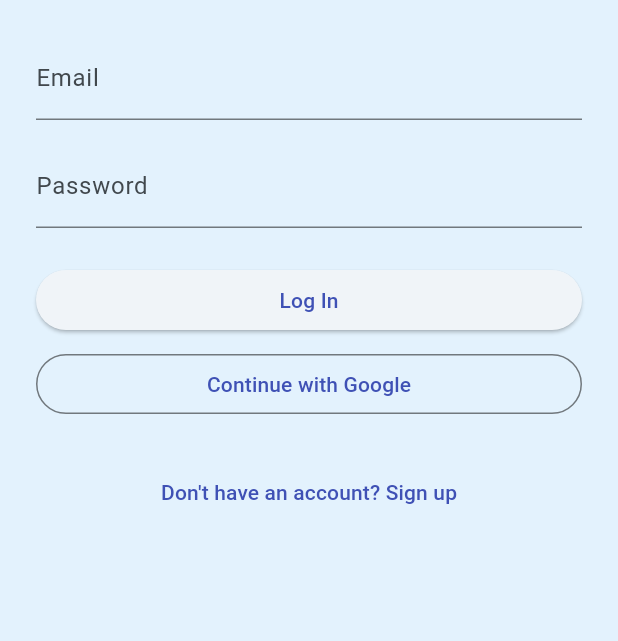
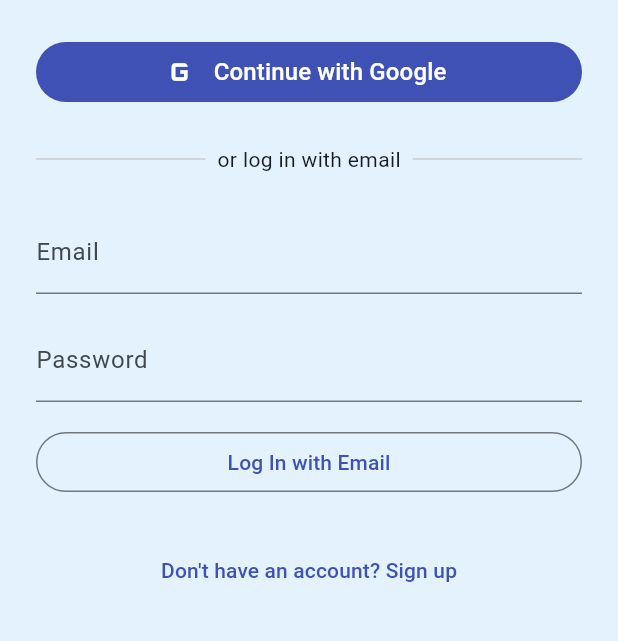
Before and after one commit to amankumar96/BrainMantra, a Flutter app: the screen it shows after launch, on a phone screen of 412 x 824 dp, the part 84-725 px from its top. Run offline on Flutter 3.47's test engine with Material 3 defaults, Android fonts, the phone set to English and light mode, and no system bars; our stand-ins replace shared_preferences, supabase_flutter; accounts and stored records are empty.

Commit message:
Auth UX: keep Confirm-email ON, steer players to Google first
Google sign-up/sign-in is now the prominent, top action on both
login_screen.dart and sign_up_screen.dart (a FilledButton, above an
or divider) - email/password is offered as a clearly secondary option
below it, since only the email path needs a confirmation click.

AuthService.signUp now returns a SignUpResult (signedIn vs
confirmationEmailSent) instead of assuming an immediate session.
sign_up_screen.dart switches to a dedicated check-your-email view when
confirmation is pending. The typed display name is carried in Supabase
user metadata so ensureProfileExists still picks it up later, once a
session actually exists (via main.dart's signedIn listener) after the
link is clicked.

login_screen.dart now catches an unconfirmed-account AuthException and
shows a friendly message instead of Supabase's raw error text.

ARCHITECTURE.md section 4a and the master checklist updated - this
closes out the previously-open Confirm-email follow-up.

218 tests passing, flutter analyze clean.

Co-Authored-By: Claude Sonnet 5 <noreply@anthropic.com>

```diff
--- a/lib/screens/login_screen.dart
+++ b/lib/screens/login_screen.dart
@@ -1,12 +1,18 @@
 import 'package:flutter/material.dart';
+import 'package:supabase_flutter/supabase_flutter.dart' show AuthException;
 
 import '../services/auth_service.dart';
 import '../utils/constants.dart';
 import 'sign_up_screen.dart';
 
-/// Returning-player login. Like SignUpScreen, doesn't navigate anywhere
-/// on success itself — the root auth-gate in main.dart reacts to the
-/// session becoming active and swaps to HomeScreen automatically.
+/// Returning-player login. Google is the steered-toward path — it's the
+/// first, most prominent action on screen. Email/password is offered as a
+/// secondary option below it; a login attempt on an account that hasn't
+/// clicked its confirmation email yet gets a friendly explanation instead
+/// of Supabase's raw error text. Like SignUpScreen, this screen doesn't
+/// navigate anywhere on success itself — the root auth-gate in main.dart
+/// reacts to the session becoming active and swaps to HomeScreen
+/// automatically.
 class LoginScreen extends StatefulWidget {
   const LoginScreen({super.key});
 
@@ -40,6 +46,14 @@ class _LoginScreenState extends State<LoginScreen> {
         email: _emailController.text.trim(),
         password: _passwordController.text,
       );
+    } on AuthException catch (e) {
+      if (!mounted) return;
+      final isUnconfirmed = e.code == 'email_not_confirmed' ||
+          e.message.toLowerCase().contains('not confirmed');
+      setState(() => _errorMessage = isUnconfirmed
+          ? "Almost there — click the confirmation link we emailed you "
+              'before logging in.'
+          : e.message);
     } catch (e) {
       if (mounted) setState(() => _errorMessage = e.toString());
     } finally {
@@ -69,6 +83,37 @@ class _LoginScreenState extends State<LoginScreen> {
             child: Column(
               crossAxisAlignment: CrossAxisAlignment.stretch,
               children: [
+                if (_errorMessage != null) ...[
+                  Text(
+                    _errorMessage!,
+                    style: const TextStyle(color: AppColors.wrong),
+                  ),
+                  const SizedBox(height: AppSpacing.md),
+                ],
+                // Google first and most prominent — it's the path most
+                // players should take, and it never needs email
+                // confirmation.
+                FilledButton.icon(
+                  onPressed: _isSubmitting ? null : _submitGoogle,
+                  icon: const Icon(Icons.g_mobiledata, size: 28),
+                  label: const Padding(
+                    padding: EdgeInsets.symmetric(vertical: AppSpacing.sm),
+                    child:
+                        Text('Continue with Google', style: TextStyle(fontSize: 16)),
+                  ),
+                ),
+                const SizedBox(height: AppSpacing.lg),
+                const Row(
+                  children: [
+                    Expanded(child: Divider(color: AppColors.silver)),
+                    Padding(
+                      padding: EdgeInsets.symmetric(horizontal: AppSpacing.sm),
+                      child: Text('or log in with email'),
+                    ),
+                    Expanded(child: Divider(color: AppColors.silver)),
+                  ],
+                ),
+                const SizedBox(height: AppSpacing.lg),
                 TextFormField(
                   controller: _emailController,
                   decoration: const InputDecoration(labelText: 'Email'),
@@ -87,15 +132,8 @@ class _LoginScreenState extends State<LoginScreen> {
                       ? 'Enter your password'
                       : null,
                 ),
-                const SizedBox(height: AppSpacing.lg),
-                if (_errorMessage != null) ...[
-                  Text(
-                    _errorMessage!,
-                    style: const TextStyle(color: AppColors.wrong),
-                  ),
-                  const SizedBox(height: AppSpacing.md),
-                ],
-                ElevatedButton(
+                const SizedBox(height: AppSpacing.md),
+                OutlinedButton(
                   onPressed: _isSubmitting ? null : _submitEmailLogin,
                   child: _isSubmitting
                       ? const SizedBox(
@@ -103,12 +141,7 @@ class _LoginScreenState extends State<LoginScreen> {
                           height: 20,
                           child: CircularProgressIndicator(strokeWidth: 2),
                         )
-                      : const Text('Log In'),
-                ),
-                const SizedBox(height: AppSpacing.sm),
-                OutlinedButton(
-                  onPressed: _isSubmitting ? null : _submitGoogle,
-                  child: const Text('Continue with Google'),
+                      : const Text('Log In with Email'),
                 ),
                 const SizedBox(height: AppSpacing.lg),
                 TextButton(
```
Also changed, not shown: lib/screens/sign_up_screen.dart (+96 -25 lines), lib/services/auth_service.dart (+32 -14 lines), 1 other file.
